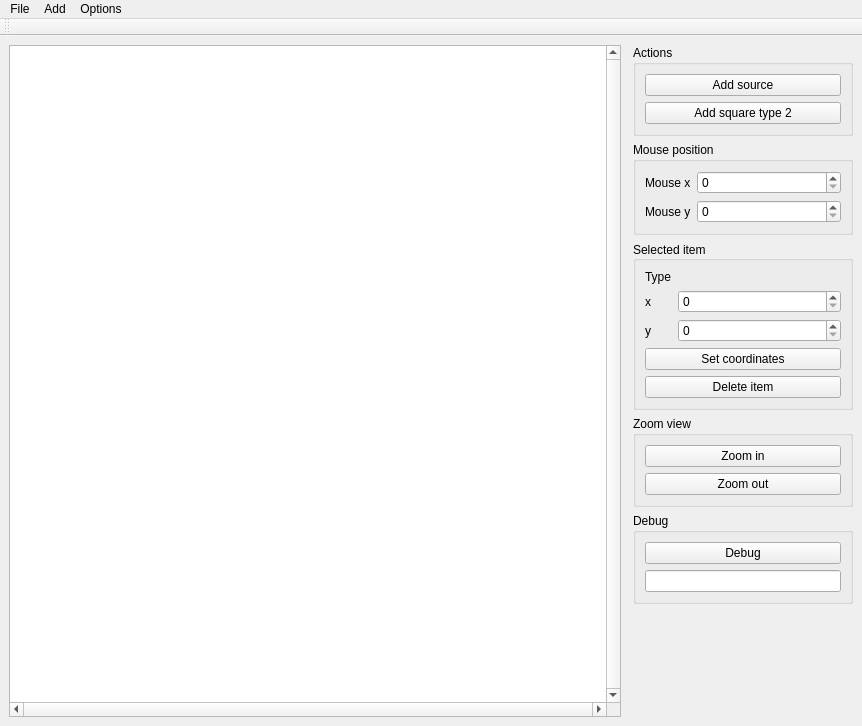
Qt form mainwindow.ui (persidsky94/Init_data_redactor) before a commit.
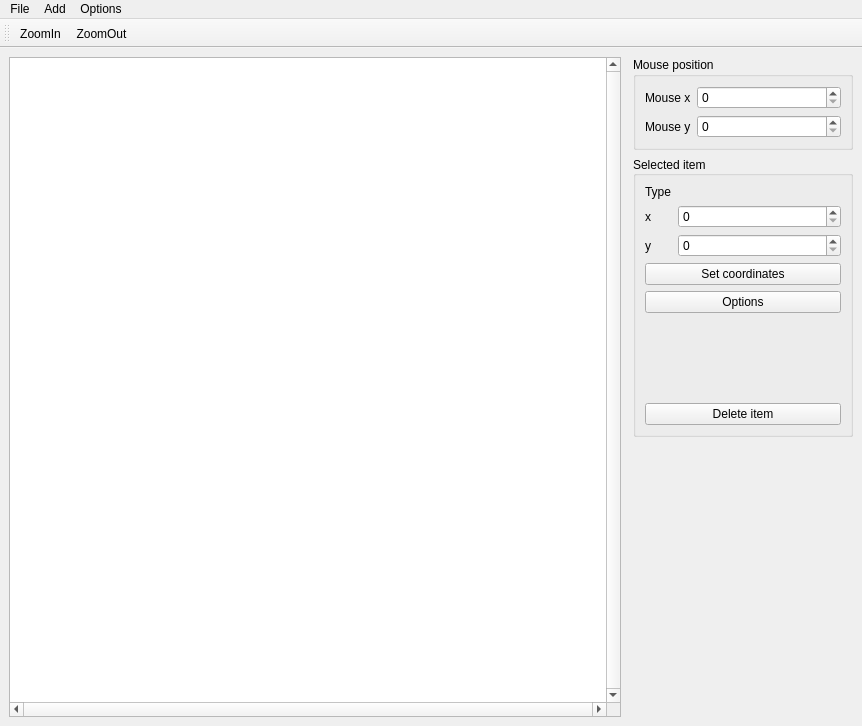
The same form after that commit. Icons and pictures are not drawn.

```diff
--- a/mainwindow.ui
+++ b/mainwindow.ui
@@ -83,45 +83,6 @@
       </item>
       <item>
        <layout class="QVBoxLayout" name="verticalLayout">
-        <item alignment="Qt::AlignRight">
-         <widget class="QGroupBox" name="actionsGroupBox">
-          <property name="minimumSize">
-           <size>
-            <width>220</width>
-            <height>0</height>
-           </size>
-          </property>
-          <property name="maximumSize">
-           <size>
-            <width>220</width>
-            <height>16777215</height>
-           </size>
-          </property>
-          <property name="title">
-           <string>Actions</string>
-          </property>
-          <layout class="QVBoxLayout" name="verticalLayout_3">
-           <item>
-            <layout class="QVBoxLayout" name="verticalLayout_2">
-             <item>
-              <widget class="QPushButton" name="addSourceButton">
-               <property name="text">
-                <string>Add source</string>
-               </property>
-              </widget>
-             </item>
-             <item>
-              <widget class="QPushButton" name="addItemOfType2Button">
-               <property name="text">
-                <string>Add square type 2</string>
-               </property>
-              </widget>
-             </item>
-            </layout>
-           </item>
-          </layout>
-         </widget>
-        </item>
         <item>
          <widget class="QGroupBox" name="groupBox">
           <property name="minimumSize">
@@ -251,6 +212,26 @@
                </property>
               </widget>
              </item>
+             <item>
+              <widget class="QPushButton" name="itemOptionsButton">
+               <property name="text">
+                <string>Options</string>
+               </property>
+              </widget>
+             </item>
+             <item>
+              <spacer name="verticalSpacer_3">
+               <property name="orientation">
+                <enum>Qt::Vertical</enum>
+               </property>
+               <property name="sizeHint" stdset="0">
+                <size>
+                 <width>20</width>
+                 <height>20</height>
+                </size>
+               </property>
+              </spacer>
+             </item>
              <item>
               <widget class="QPushButton" name="deleteItemButton">
                <property name="text">
@@ -263,68 +244,6 @@
           </layout>
          </widget>
         </item>
-        <item>
-         <widget class="QGroupBox" name="zoomGroupBox">
-          <property name="maximumSize">
-           <size>
-            <width>220</width>
-            <height>16777215</height>
-           </size>
-          </property>
-          <property name="title">
-           <string>Zoom view</string>
-          </property>
-          <layout class="QVBoxLayout" name="verticalLayout_11">
-           <item>
-            <layout class="QVBoxLayout" name="verticalLayout_10">
-             <item>
-              <widget class="QPushButton" name="zoomInButton">
-               <property name="text">
-                <string>Zoom in</string>
-               </property>
-              </widget>
-             </item>
-             <item>
-              <widget class="QPushButton" name="zoomOutButton">
-               <property name="text">
-                <string>Zoom out</string>
-               </property>
-              </widget>
-             </item>
-            </layout>
-           </item>
-          </layout>
-         </widget>
-        </item>
-        <item>
-         <widget class="QGroupBox" name="debugGroupBox">
-          <property name="maximumSize">
-           <size>
-            <width>220</width>
-            <height>16777215</height>
-           </size>
-          </property>
-          <property name="title">
-           <string>Debug</string>
-          </property>
-          <layout class="QVBoxLayout" name="verticalLayout_9">
-           <item>
-            <layout class="QVBoxLayout" name="verticalLayout_8">
-             <item>
-              <widget class="QPushButton" name="debugButton">
-               <property name="text">
-                <string>Debug</string>
-               </property>
-              </widget>
-             </item>
-             <item>
-              <widget class="QLineEdit" name="debugLine"/>
-             </item>
-            </layout>
-           </item>
-          </layout>
-         </widget>
-        </item>
         <item>
          <spacer name="verticalSpacer">
           <property name="orientation">
@@ -396,6 +315,8 @@
    <attribute name="toolBarBreak">
     <bool>false</bool>
    </attribute>
+   <addaction name="actionZoomIn"/>
+   <addaction name="actionZoomOut"/>
   </widget>
   <action name="actionAddSource">
    <property name="icon">
@@ -436,6 +357,30 @@
     <string>Open in this window</string>
    </property>
   </action>
+  <action name="actionZoomIn">
+   <property name="text">
+    <string>ZoomIn</string>
+   </property>
+   <property name="shortcut">
+    <string>Ctrl+=</string>
+   </property>
+  </action>
+  <action name="actionZoomOut">
+   <property name="text">
+    <string>ZoomOut</string>
+   </property>
+   <property name="shortcut">
+    <string>Ctrl+-</string>
+   </property>
+  </action>
+  <action name="actionAddVertex">
+   <property name="text">
+    <string>Vertex</string>
+   </property>
+   <property name="shortcut">
+    <string>Shift+V</string>
+   </property>
+  </action>
  </widget>
  <resources/>
  <connections/>
```
Left out of the diff: 17 changed lines with no effect on the pictures.
